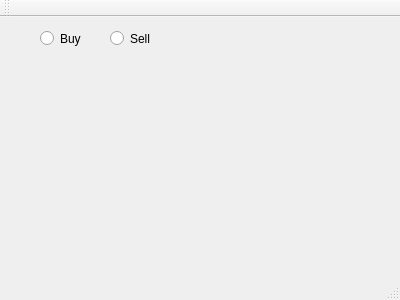
Before: the Qt Designer form stockcalculator.ui in FadyMorris/stock-calculator, drawn with Qt 5.
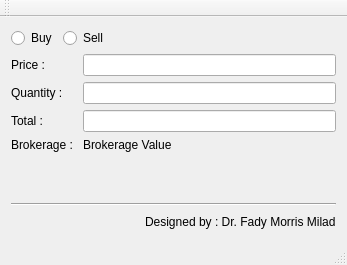
After: the same form once the commit is applied.

Commit message: Created User Interface controls and layouts

The edit to the form file:
```diff
--- a/stockcalculator.ui
+++ b/stockcalculator.ui
@@ -6,40 +6,139 @@
    <rect>
     <x>0</x>
     <y>0</y>
-    <width>400</width>
-    <height>300</height>
+    <width>347</width>
+    <height>265</height>
    </rect>
   </property>
   <property name="windowTitle">
    <string>StockCalculator</string>
   </property>
   <widget class="QWidget" name="centralWidget">
-   <widget class="QRadioButton" name="radioButton_buy">
-    <property name="geometry">
-     <rect>
-      <x>40</x>
-      <y>10</y>
-      <width>51</width>
-      <height>23</height>
-     </rect>
-    </property>
-    <property name="text">
-     <string>Buy</string>
-    </property>
-   </widget>
-   <widget class="QRadioButton" name="radioButton_sell">
-    <property name="geometry">
-     <rect>
-      <x>110</x>
-      <y>10</y>
-      <width>51</width>
-      <height>23</height>
-     </rect>
-    </property>
-    <property name="text">
-     <string>Sell</string>
-    </property>
-   </widget>
+   <layout class="QVBoxLayout" name="verticalLayout_4">
+    <item>
+     <layout class="QHBoxLayout" name="horizontalLayout">
+      <item>
+       <widget class="QRadioButton" name="radioButton_buy">
+        <property name="text">
+         <string>Buy</string>
+        </property>
+       </widget>
+      </item>
+      <item>
+       <widget class="QRadioButton" name="radioButton_sell">
+        <property name="text">
+         <string>Sell</string>
+        </property>
+       </widget>
+      </item>
+      <item>
+       <spacer name="horizontalSpacer_2">
+        <property name="orientation">
+         <enum>Qt::Horizontal</enum>
+        </property>
+        <property name="sizeHint" stdset="0">
+         <size>
+          <width>40</width>
+          <height>20</height>
+         </size>
+        </property>
+       </spacer>
+      </item>
+     </layout>
+    </item>
+    <item>
+     <layout class="QFormLayout" name="formLayout">
+      <item row="0" column="0">
+       <widget class="QLabel" name="label_price">
+        <property name="text">
+         <string>Price : </string>
+        </property>
+       </widget>
+      </item>
+      <item row="0" column="1">
+       <widget class="QLineEdit" name="lineEdit_price"/>
+      </item>
+      <item row="1" column="0">
+       <widget class="QLabel" name="label_qty">
+        <property name="text">
+         <string>Quantity : </string>
+        </property>
+       </widget>
+      </item>
+      <item row="1" column="1">
+       <widget class="QLineEdit" name="lineEdit_qty"/>
+      </item>
+      <item row="2" column="0">
+       <widget class="QLabel" name="label_total">
+        <property name="text">
+         <string>Total : </string>
+        </property>
+       </widget>
+      </item>
+      <item row="2" column="1">
+       <widget class="QLineEdit" name="lineEdit_total"/>
+      </item>
+      <item row="3" column="0">
+       <widget class="QLabel" name="label_brokerage">
+        <property name="text">
+         <string>Brokerage : </string>
+        </property>
+       </widget>
+      </item>
+      <item row="3" column="1">
+       <widget class="QLabel" name="label_brokerage_value">
+        <property name="text">
+         <string>Brokerage Value</string>
+        </property>
+       </widget>
+      </item>
+     </layout>
+    </item>
+    <item>
+     <spacer name="verticalSpacer">
+      <property name="orientation">
+       <enum>Qt::Vertical</enum>
+      </property>
+      <property name="sizeHint" stdset="0">
+       <size>
+        <width>20</width>
+        <height>40</height>
+       </size>
+      </property>
+     </spacer>
+    </item>
+    <item>
+     <widget class="Line" name="line">
+      <property name="orientation">
+       <enum>Qt::Horizontal</enum>
+      </property>
+     </widget>
+    </item>
+    <item>
+     <layout class="QHBoxLayout" name="horizontalLayout_3">
+      <item>
+       <spacer name="horizontalSpacer">
+        <property name="orientation">
+         <enum>Qt::Horizontal</enum>
+        </property>
+        <property name="sizeHint" stdset="0">
+         <size>
+          <width>40</width>
+          <height>20</height>
+         </size>
+        </property>
+       </spacer>
+      </item>
+      <item>
+       <widget class="QLabel" name="label">
+        <property name="text">
+         <string>Designed by : Dr. Fady Morris Milad</string>
+        </property>
+       </widget>
+      </item>
+     </layout>
+    </item>
+   </layout>
   </widget>
   <widget class="QMenuBar" name="menuBar">
    <property name="geometry">
```
Left out of the diff: 2 changed lines with no effect on the pictures.
